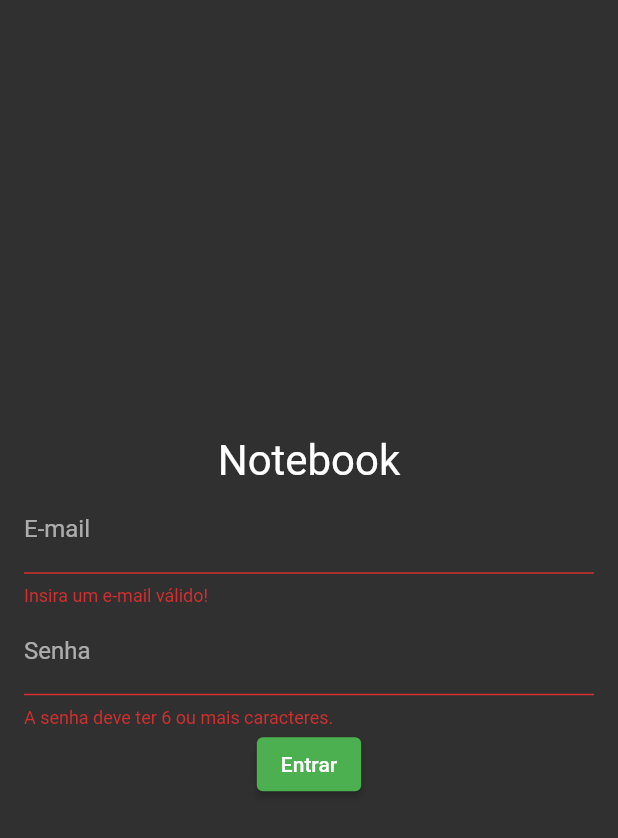
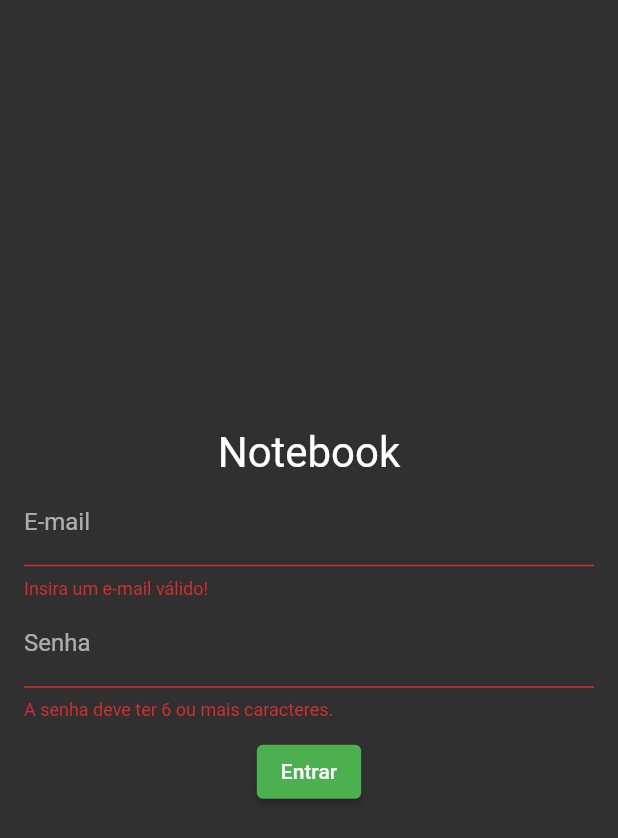
Before and after one commit to diegowinter/Notebook, a Flutter app: the screen it shows after launch, after a tap on "Entrar", on a phone screen of 412 x 824 dp. Shown: the top 838 px of the screen. Run offline on Flutter 3.47's test engine with Material 2 defaults, Android fonts, the phone set to English and light mode, and no system bars.

```diff
--- a/lib/main.dart
+++ b/lib/main.dart
@@ -19,7 +19,7 @@ class MyApp extends StatelessWidget {
       ),
       darkTheme: ThemeData(
         brightness: Brightness.dark,
-        primaryColor: Colors.green,
+        //primaryColor: Colors.green,
         primarySwatch: Colors.green,
         backgroundColor: Colors.black87
       ),
--- a/lib/screens/auth_screen.dart
+++ b/lib/screens/auth_screen.dart
@@ -1,4 +1,9 @@
+import 'dart:convert';
+
 import 'package:flutter/material.dart';
+import 'package:http/http.dart' as http;
+import 'package:notebook/utils/app_routes.dart';
+
 
 class AuthScreen extends StatefulWidget {
   const AuthScreen({ Key? key }) : super(key: key);
@@ -14,14 +19,31 @@ class _AuthScreenState extends State<AuthScreen> {
     'password': ''
   };
 
-  void _onSave() {
+  Future<void> _onSave() async {
     if (!_form.currentState!.validate()) {
       return;
     }
-
     _form.currentState!.save();
 
-    print(_formData);
+    final response = await http.post(
+      Uri.parse(
+        'https://identitytoolkit.googleapis.com/v1/accounts:signInWithPassword?key=AIzaSyBEOwKC9RRJMZ8HcbJpo0GY8OpavGS-Jmg'
+      ),
+      body: json.encode({
+        'email': _formData['email'],
+        'password': _formData['password'],
+        'returnSecureToken': true
+      })
+    );
+
+    if (response.statusCode != 200) {
+      print(response.body);
+      return;
+    }
+
+    print(response.body);
+
+    Navigator.of(context).pushReplacementNamed(AppRoutes.DASHBOARD);
   }
 
   @override
@@ -70,6 +92,7 @@ class _AuthScreenState extends State<AuthScreen> {
                 ]
               ),
             ),
+            SizedBox(height: 10),
             ElevatedButton(
               child: Text('Entrar'),
               onPressed: () => _onSave(),
--- a/pubspec.yaml
+++ b/pubspec.yaml
@@ -23,6 +23,7 @@ environment:
 dependencies:
   flutter:
     sdk: flutter
+  http: ^0.13.3
 
 
   # The following adds the Cupertino Icons font to your application.
```
Also changed, not shown: pubspec.lock.
